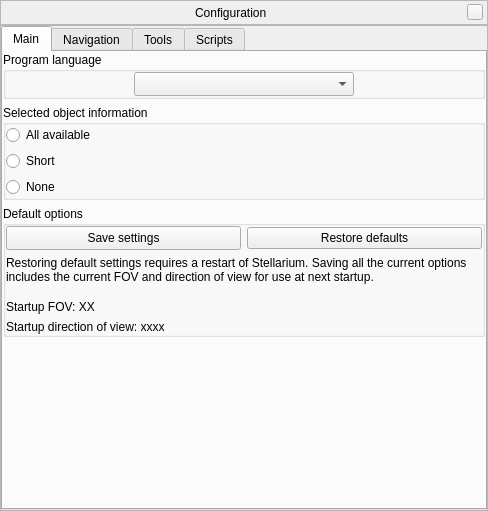
Old version of the form src/gui/configurationDialog.ui in the repository 519984307/stellarium_src.
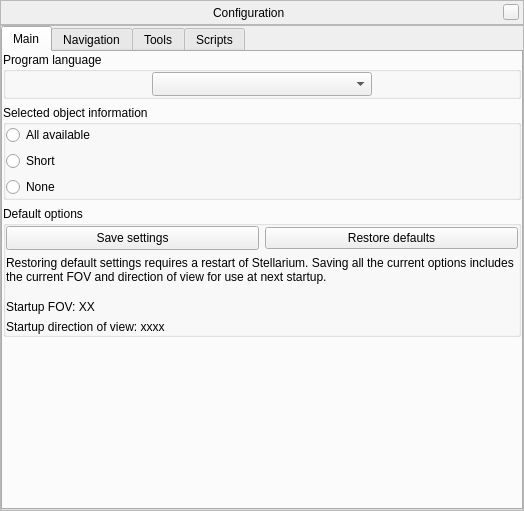
New version of the form. Icons and pictures are not drawn. Custom widgets are drawn as their Qt base class.

What changed in the file:
```diff
--- a/src/gui/configurationDialog.ui
+++ b/src/gui/configurationDialog.ui
@@ -1,12 +1,12 @@
 <?xml version="1.0" encoding="UTF-8"?>
 <ui version="4.0">
  <class>configurationDialogForm</class>
- <widget class="QWidget" name="configurationDialogForm">
-  <property name="geometry">
+ <widget class="QWidget" name="configurationDialogForm" >
+  <property name="geometry" >
    <rect>
     <x>0</x>
     <y>0</y>
-    <width>488</width>
+    <width>524</width>
     <height>511</height>
    </rect>
   </property>
```
Left out of the diff: 627 changed lines with no effect on the pictures.
